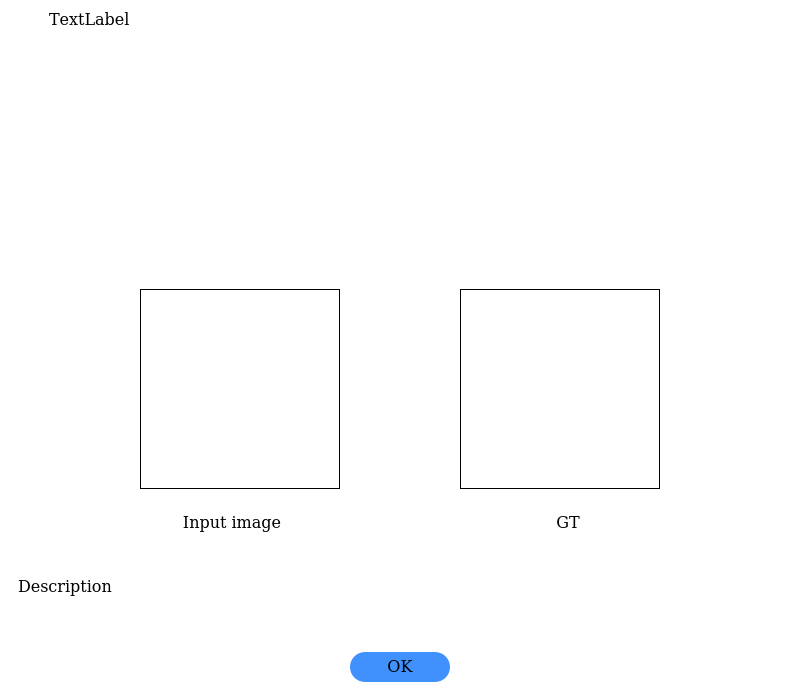
First picture: the form in ui_workflow_info.ui, repository BiaPyX/BiaPy-GUI, before the edit.
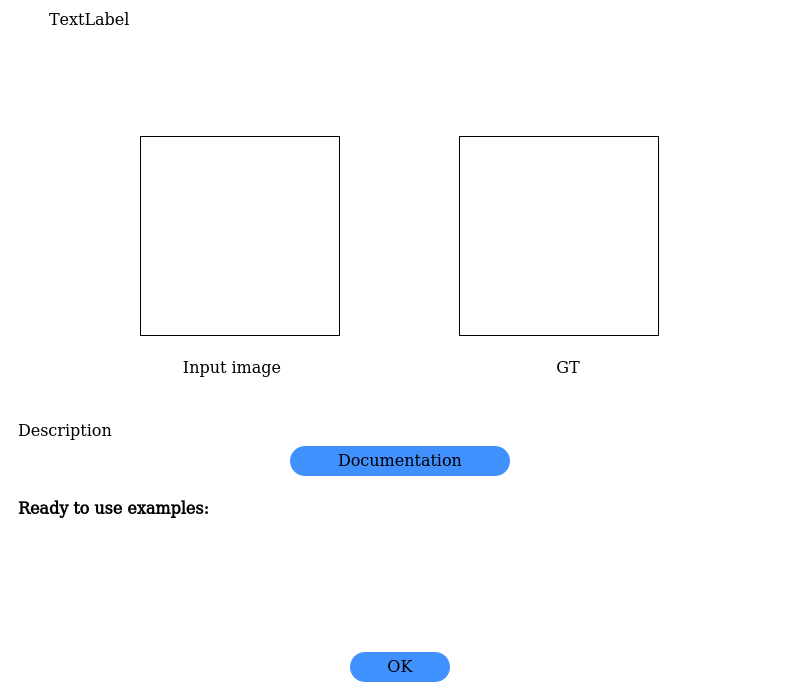
Second picture: the form after the edit. Icons and pictures are not drawn.

Commit message: Add toy examples in each workflow

Diff of the .ui file:
```diff
--- a/ui_workflow_info.ui
+++ b/ui_workflow_info.ui
@@ -331,6 +331,68 @@
                 <enum>QFrame::Raised</enum>
                </property>
                <layout class="QGridLayout" name="gridLayout">
+                <item row="0" column="0">
+                 <widget class="QFrame" name="frame_5">
+                  <property name="frameShape">
+                   <enum>QFrame::NoFrame</enum>
+                  </property>
+                  <property name="frameShadow">
+                   <enum>QFrame::Raised</enum>
+                  </property>
+                  <layout class="QHBoxLayout" name="horizontalLayout_4">
+                   <item>
+                    <widget class="QLabel" name="input_image_label">
+                     <property name="minimumSize">
+                      <size>
+                       <width>200</width>
+                       <height>200</height>
+                      </size>
+                     </property>
+                     <property name="maximumSize">
+                      <size>
+                       <width>200</width>
+                       <height>200</height>
+                      </size>
+                     </property>
+                     <property name="frameShape">
+                      <enum>QFrame::Box</enum>
+                     </property>
+                     <property name="lineWidth">
+                      <number>1</number>
+                     </property>
+                     <property name="text">
+                      <string/>
+                     </property>
+                    </widget>
+                   </item>
+                   <item>
+                    <widget class="QLabel" name="gt_image_label">
+                     <property name="minimumSize">
+                      <size>
+                       <width>200</width>
+                       <height>200</height>
+                      </size>
+                     </property>
+                     <property name="maximumSize">
+                      <size>
+                       <width>200</width>
+                       <height>200</height>
+                      </size>
+                     </property>
+                     <property name="frameShape">
+                      <enum>QFrame::Box</enum>
+                     </property>
+                     <property name="lineWidth">
+                      <number>1</number>
+                     </property>
+                     <property name="text">
+                      <string/>
+                     </property>
+                    </widget>
+                   </item>
+                  </layout>
+                 </widget>
+                </item>
                 <item row="1" column="0">
                  <widget class="QFrame" name="frame_4">
                   <property name="frameShape">
@@ -343,19 +405,6 @@
                    <property name="bottomMargin">
                     <number>40</number>
                    </property>
-                   <item>
-                    <spacer name="horizontalSpacer_3">
-                     <property name="orientation">
-                      <enum>Qt::Horizontal</enum>
-                     </property>
-                     <property name="sizeHint" stdset="0">
-                      <size>
-                       <width>40</width>
-                       <height>20</height>
-                      </size>
-                     </property>
-                    </spacer>
-                   </item>
                    <item>
                     <widget class="QLabel" name="input_description_label">
                      <property name="minimumSize">
@@ -384,19 +433,6 @@
                      </property>
                     </widget>
                    </item>
-                   <item>
-                    <spacer name="horizontalSpacer_5">
-                     <property name="orientation">
-                      <enum>Qt::Horizontal</enum>
-                     </property>
-                     <property name="sizeHint" stdset="0">
-                      <size>
-                       <width>40</width>
-                       <height>20</height>
-                      </size>
-                     </property>
-                    </spacer>
-                   </item>
                    <item>
                     <widget class="QLabel" name="gt_description_label">
                      <property name="minimumSize">
@@ -425,23 +461,10 @@
                      </property>
                     </widget>
                    </item>
-                   <item>
-                    <spacer name="horizontalSpacer_4">
-                     <property name="orientation">
-                      <enum>Qt::Horizontal</enum>
-                     </property>
-                     <property name="sizeHint" stdset="0">
-                      <size>
-                       <width>40</width>
-                       <height>20</height>
-                      </size>
-                     </property>
-                    </spacer>
-                   </item>
                   </layout>
                  </widget>
                 </item>
-                <item row="3" column="0">
+                <item row="5" column="0">
                  <widget class="QFrame" name="frame">
                   <property name="frameShape">
                    <enum>QFrame::NoFrame</enum>
@@ -508,108 +531,7 @@
                   </layout>
                  </widget>
                 </item>
-                <item row="0" column="0">
-                 <widget class="QFrame" name="frame_5">
-                  <property name="frameShape">
-                   <enum>QFrame::NoFrame</enum>
-                  </property>
-                  <property name="frameShadow">
-                   <enum>QFrame::Raised</enum>
-                  </property>
-                  <layout class="QHBoxLayout" name="horizontalLayout_4">
-                   <item>
-                    <spacer name="horizontalSpacer_7">
-                     <property name="orientation">
-                      <enum>Qt::Horizontal</enum>
-                     </property>
-                     <property name="sizeHint" stdset="0">
-                      <size>
-                       <width>40</width>
-                       <height>20</height>
-                      </size>
-                     </property>
-                    </spacer>
-                   </item>
-                   <item>
-                    <widget class="QLabel" name="input_image_label">
-                     <property name="minimumSize">
-                      <size>
-                       <width>200</width>
-                       <height>200</height>
-                      </size>
-                     </property>
-                     <property name="maximumSize">
-                      <size>
-                       <width>200</width>
-                       <height>200</height>
-                      </size>
-                     </property>
-                     <property name="frameShape">
-                      <enum>QFrame::Box</enum>
-                     </property>
-                     <property name="lineWidth">
-                      <number>1</number>
-                     </property>
-                     <property name="text">
-                      <string/>
-                     </property>
-                    </widget>
-                   </item>
-                   <item>
-                    <spacer name="horizontalSpacer_9">
-                     <property name="orientation">
-                      <enum>Qt::Horizontal</enum>
-                     </property>
-                     <property name="sizeHint" stdset="0">
-                      <size>
-                       <width>40</width>
-                       <height>20</height>
-                      </size>
-                     </property>
-                    </spacer>
-                   </item>
-                   <item>
-                    <widget class="QLabel" name="gt_image_label">
-                     <property name="minimumSize">
-                      <size>
-                       <width>200</width>
-                       <height>200</height>
-                      </size>
-                     </property>
-                     <property name="maximumSize">
-                      <size>
-                       <width>200</width>
-                       <height>200</height>
-                      </size>
-                     </property>
-                     <property name="frameShape">
-                      <enum>QFrame::Box</enum>
-                     </property>
-                     <property name="lineWidth">
-                      <number>1</number>
-                     </property>
-                     <property name="text">
-                      <string/>
-                     </property>
-                    </widget>
-                   </item>
-                   <item>
-                    <spacer name="horizontalSpacer_8">
-                     <property name="orientation">
-                      <enum>Qt::Horizontal</enum>
-                     </property>
-                     <property name="sizeHint" stdset="0">
-                      <size>
-                       <width>40</width>
-                       <height>20</height>
-                      </size>
-                     </property>
-                    </spacer>
-                   </item>
-                  </layout>
-                 </widget>
-                </item>
-                <item row="2" column="0">
+                <item row="3" column="0">
                  <widget class="QLabel" name="workflow_description_label">
                   <property name="font">
                    <font>
@@ -629,6 +551,130 @@
                   </property>
                  </widget>
                 </item>
+                <item row="4" column="0">
+                 <widget class="QFrame" name="frame_2">
+                  <property name="minimumSize">
+                   <size>
+                    <width>0</width>
+                    <height>150</height>
+                   </size>
+                  </property>
+                  <property name="frameShape">
+                   <enum>QFrame::NoFrame</enum>
+                  </property>
+                  <property name="frameShadow">
+                   <enum>QFrame::Raised</enum>
+                  </property>
+                  <layout class="QVBoxLayout" name="verticalLayout_6">
+                   <property name="leftMargin">
+                    <number>0</number>
+                   </property>
+                   <property name="topMargin">
+                    <number>0</number>
+                   </property>
+                   <property name="rightMargin">
+                    <number>0</number>
+                   </property>
+                   <property name="bottomMargin">
+                    <number>0</number>
+                   </property>
+                   <item alignment="Qt::AlignHCenter">
+                    <widget class="QPushButton" name="documentation_bn">
+                     <property name="minimumSize">
+                      <size>
+                       <width>220</width>
+                       <height>30</height>
+                      </size>
+                     </property>
+                     <property name="maximumSize">
+                      <size>
+                       <width>16777215</width>
+                       <height>16777215</height>
+                      </size>
+                     </property>
+                     <property name="font">
+                      <font>
+                       <family>DejaVu Math TeX Gyre</family>
+                       <pointsize>12</pointsize>
+                      </font>
+                     </property>
+                     <property name="toolTip">
+                      <string>&lt;html&gt;&lt;head/&gt;&lt;body&gt;&lt;p&gt;&lt;span style=&quot; font-size:12pt;&quot;&gt;Open&lt;/span&gt;&lt;/p&gt;&lt;/body&gt;&lt;/html&gt;</string>
+                     </property>
+                     <property name="styleSheet">
+                      <string notr="true">QPushButton {
+	border: none;
+	border-radius: 15px;
+	background-color: rgb(64,144,253);
+}
+QPushButton:hover {
+	background-color: rgb(255,255,255);
+	border: 2px solid rgb(0, 0, 0);
+}
+QPushButton:pressed {	
+	background-color: rgb(255,255,255);
+	border: 2px solid rgb(0, 0, 0);
+}</string>
+                     </property>
+                     <property name="text">
+                      <string>Documentation</string>
+                     </property>
+                    </widget>
+                   </item>
+                   <item>
+                    <widget class="QLabel" name="label">
+                     <property name="font">
+                      <font>
+                       <family>DejaVu Math TeX Gyre</family>
+                       <pointsize>12</pointsize>
+                       <weight>75</weight>
+                       <bold>true</bold>
+                      </font>
+                     </property>
+                     <property name="text">
+                      <string>Ready to use examples:</string>
+                     </property>
+                    </widget>
+                   </item>
+                   <item>
+                    <widget class="QFrame" name="ready_to_use_samples_frame">
+                     <property name="minimumSize">
+                      <size>
+                       <width>0</width>
+                       <height>0</height>
+                      </size>
+                     </property>
+                     <property name="font">
+                      <font>
+                       <family>DejaVu Math TeX Gyre</family>
+                      </font>
+                     </property>
+                     <property name="frameShape">
+                      <enum>QFrame::NoFrame</enum>
+                     </property>
+                     <property name="frameShadow">
+                      <enum>QFrame::Raised</enum>
+                     </property>
+                     <layout class="QGridLayout" name="gridLayout_2">
+                      <item row="1" column="0">
+                       <spacer name="horizontalSpacer">
+                        <property name="orientation">
+                         <enum>Qt::Horizontal</enum>
+                        </property>
+                        <property name="sizeHint" stdset="0">
+                         <size>
+                          <width>40</width>
+                          <height>20</height>
+                         </size>
+                        </property>
+                       </spacer>
+                      </item>
+                     </layout>
+                    </widget>
+                   </item>
+                  </layout>
+                 </widget>
+                </item>
                </layout>
               </widget>
              </item>
```
The commit also changes 21 other files.
